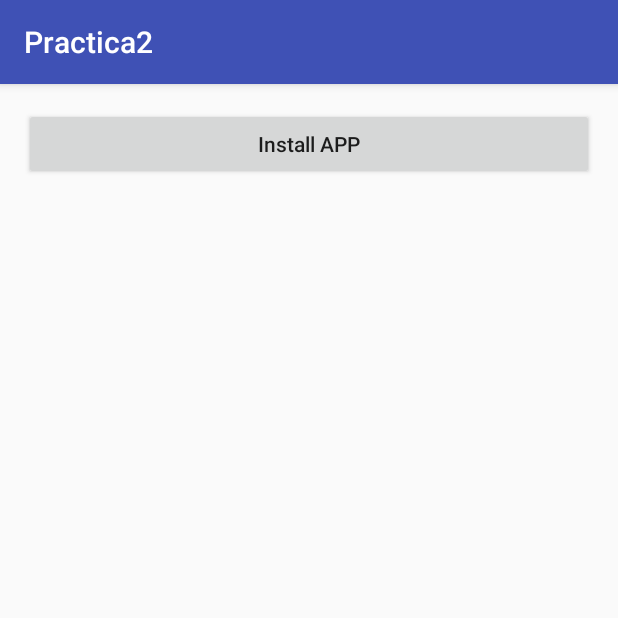
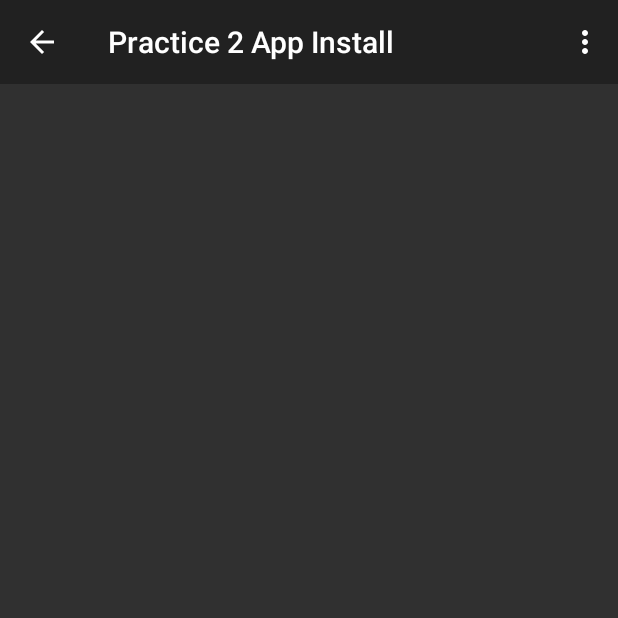
Before and after one commit to guillermoab82/Mod4Practica2, an Android app: the screen it shows after launch (MainActivity), on a phone screen of 412 x 824 dp, the top half of it. Run offline under Robolectric (Android 15) with nearby library versions, the phone set to English and light mode, and no system bars.

Commit message:
Actionbar activitymain finished

```diff
--- a/app/src/main/AndroidManifest.xml
+++ b/app/src/main/AndroidManifest.xml
@@ -8,7 +8,7 @@
         android:label="@string/app_name"
         android:supportsRtl="true"
         android:theme="@style/AppTheme">
-        <activity android:name=".MainActivity">
+        <activity android:name=".MainActivity" android:theme="@style/Theme.AppCompat.NoActionBar">
             <intent-filter>
                 <action android:name="android.intent.action.MAIN" />
 
--- a/app/src/main/java/guillermoab/posgrado/unam/mx/practica2/MainActivity.java
+++ b/app/src/main/java/guillermoab/posgrado/unam/mx/practica2/MainActivity.java
@@ -6,7 +6,10 @@ import android.content.Intent;
 import android.support.v7.app.AlertDialog;
 import android.support.v7.app.AppCompatActivity;
 import android.os.Bundle;
+import android.support.v7.widget.Toolbar;
 import android.view.Display;
+import android.view.Menu;
+import android.view.MenuItem;
 import android.view.View;
 import android.widget.AdapterView;
 import android.widget.Button;
@@ -19,7 +22,7 @@ import guillermoab.posgrado.unam.mx.practica2.adapters.AppListAdapter;
 import guillermoab.posgrado.unam.mx.practica2.models.ModelAPP;
 import guillermoab.posgrado.unam.mx.practica2.sql.AppDataSource;
 
-public class MainActivity extends AppCompatActivity implements View.OnClickListener {
+public class MainActivity extends AppCompatActivity {
 
     private AppDataSource appDataSource;
     private Button btn_addapp;
@@ -31,10 +34,13 @@ public class MainActivity extends AppCompatActivity implements View.OnClickListe
     protected void onCreate(Bundle savedInstanceState) {
         super.onCreate(savedInstanceState);
         setContentView(R.layout.activity_main);
-        btn_addapp = (Button) findViewById(R.id.main_add_app);
-        btn_addapp.setOnClickListener(this);
         listView = (ListView) findViewById(R.id.main_list);
         appDataSource = new AppDataSource(getApplicationContext());
+        Toolbar toolbar = (Toolbar) findViewById(R.id.toolbar);
+        setSupportActionBar(toolbar);
+        getSupportActionBar().setTitle(getResources().getString(R.string.app_name));
+        getSupportActionBar().setDisplayHomeAsUpEnabled(true);
+        getSupportActionBar().setHomeButtonEnabled(true);
         //final Context  me = this;
         List<ModelAPP> modelAppList = appDataSource.getAllAPPS();
         if(!modelAppList.isEmpty()) {
@@ -85,12 +91,22 @@ public class MainActivity extends AppCompatActivity implements View.OnClickListe
     }
 
     @Override
-    public void onClick(View view) {
-        switch (view.getId()){
-            case R.id.main_add_app:
+    public boolean onCreateOptionsMenu(Menu menu) {
+        getMenuInflater().inflate(R.menu.menu_activitymain,menu);
+        return true;
+    }
+
+    @Override
+    public boolean onOptionsItemSelected(MenuItem item) {
+        switch (item.getItemId()){
+            case android.R.id.home:
+                finish();
+                return true;
+            case R.id.menu_main_add:
                 startActivityForResult(new Intent(getApplicationContext(),InstallActivity.class),REQUEST_CODE_INSTALL_APP);
-                break;
+                return true;
         }
+        return super.onOptionsItemSelected(item);
     }
 
     @Override
--- a/app/src/main/res/layout/activity_main.xml
+++ b/app/src/main/res/layout/activity_main.xml
@@ -4,24 +4,16 @@
     android:orientation="vertical"
     android:layout_width="match_parent"
     android:layout_height="match_parent"
-    android:paddingBottom="@dimen/activity_vertical_margin"
-    android:paddingLeft="@dimen/activity_horizontal_margin"
-    android:paddingRight="@dimen/activity_horizontal_margin"
-    android:paddingTop="@dimen/activity_vertical_margin"
     tools:context="guillermoab.posgrado.unam.mx.practica2.MainActivity">
+    <include layout="@layout/toolbar"/>
     <LinearLayout
         android:orientation="vertical"
+        android:padding="@dimen/activity_horizontal_margin"
         android:layout_width="match_parent"
-        android:layout_height="wrap_content">
-        <Button
-            android:id="@+id/main_add_app"
-            android:text="@string/main_btnadd_app"
-            android:textAllCaps="false"
-            android:layout_width="match_parent"
-            android:layout_height="wrap_content" />
-    </LinearLayout>
+        android:layout_height="match_parent">
     <ListView
         android:id="@+id/main_list"
         android:layout_width="match_parent"
         android:layout_height="wrap_content"></ListView>
 </LinearLayout>
+</LinearLayout>
--- /dev/null
+++ b/app/src/main/res/layout/toolbar.xml
@@ -0,0 +1,11 @@
+<?xml version="1.0" encoding="utf-8"?>
+<android.support.v7.widget.Toolbar
+    xmlns:android="http://schemas.android.com/apk/res/android"
+    android:id="@+id/toolbar"
+    app:elevation="16dp"
+    android:theme="@style/AppTheme.AppBarOverlay"
+    android:background="?colorPrimary"
+    android:layout_width="match_parent"
+    app:title="text"
+    android:layout_height="?actionBarSize"
+    xmlns:app="http://schemas.android.com/apk/res-auto" />
--- /dev/null
+++ b/app/src/main/res/menu/menu_activitymain.xml
@@ -0,0 +1,8 @@
+<?xml version="1.0" encoding="utf-8"?>
+<menu xmlns:android="http://schemas.android.com/apk/res/android"
+    xmlns:app="http://schemas.android.com/apk/res-auto">
+    <item android:id="@+id/menu_main_add"
+        android:title="@string/main_btnadd_app"
+        android:icon="@drawable/ic_action_assignment_returned"
+        app:showAsAction="never"/>
+</menu>
--- a/app/src/main/res/values/strings.xml
+++ b/app/src/main/res/values/strings.xml
@@ -1,5 +1,5 @@
 <resources>
-    <string name="app_name">Practica2</string>
+    <string name="app_name">Practice 2 App Install</string>
     <string name="main_btnadd_app">Install APP</string>
     <string name="NoApps">No apps installed!!!</string>
     <string name="installNameAPP">App Name</string>
--- a/app/src/main/res/values/styles.xml
+++ b/app/src/main/res/values/styles.xml
@@ -7,5 +7,5 @@
         <item name="colorPrimaryDark">@color/colorPrimaryDark</item>
         <item name="colorAccent">@color/colorAccent</item>
     </style>
-
+    <style name="AppTheme.AppBarOverlay" parent="ThemeOverlay.AppCompat.Dark.ActionBar" />
 </resources>
```
